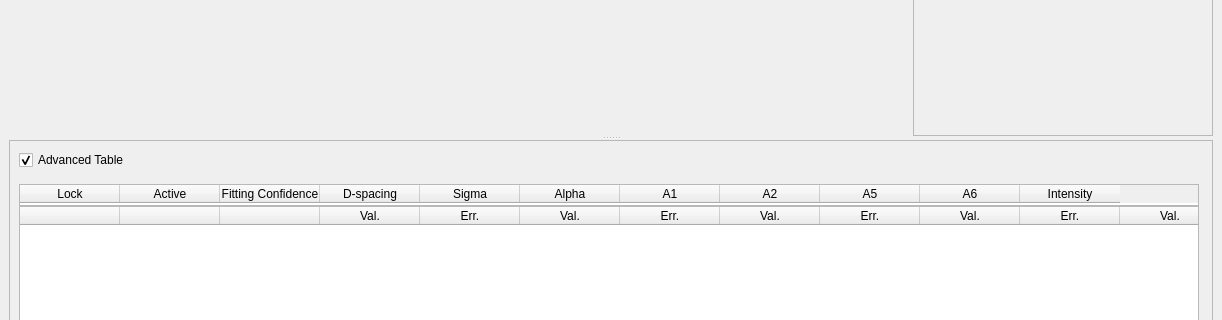
Old version of the form designer/ui_fittingWindow.ui in the repository ornlneutronimaging/iBeatles; both pictures show x 0 to 1222 and y 273 to 593 of the 1222 by 772 pixel window.
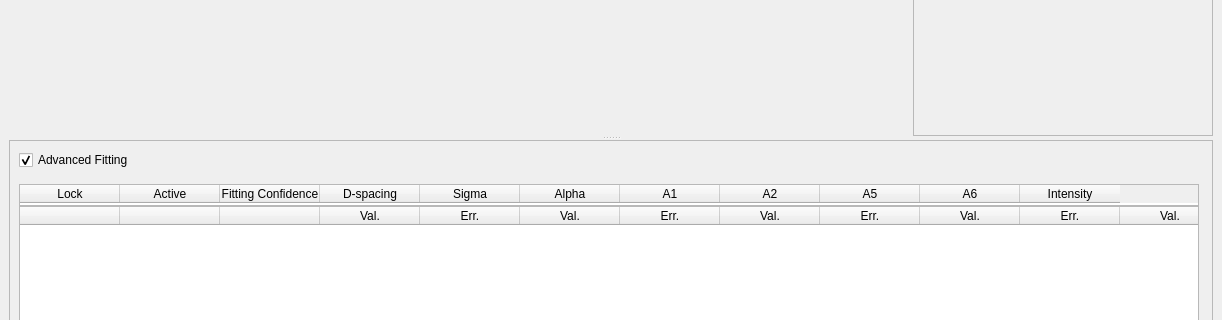
New version of the form.

Commit message: Changed advanced fitting label

The edit to the form file:
```diff
--- a/designer/ui_fittingWindow.ui
+++ b/designer/ui_fittingWindow.ui
@@ -286,7 +286,7 @@
         <item>
          <widget class="QCheckBox" name="advanced_table_checkBox">
           <property name="text">
-           <string>Advanced Table</string>
+           <string>Advanced Fitting</string>
           </property>
           <property name="checked">
            <bool>true</bool>
```
The commit also changes 2 other files.
